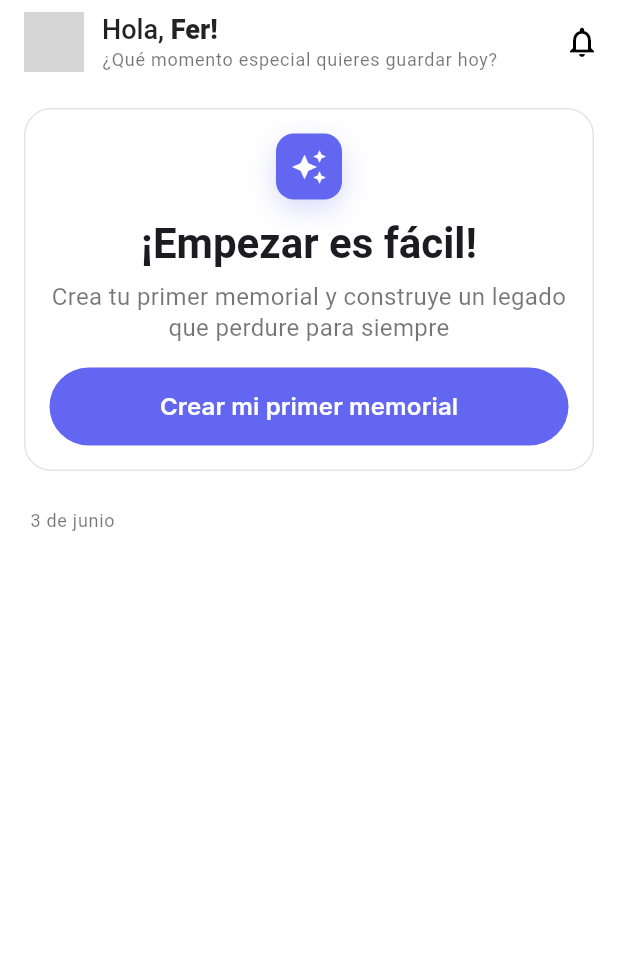
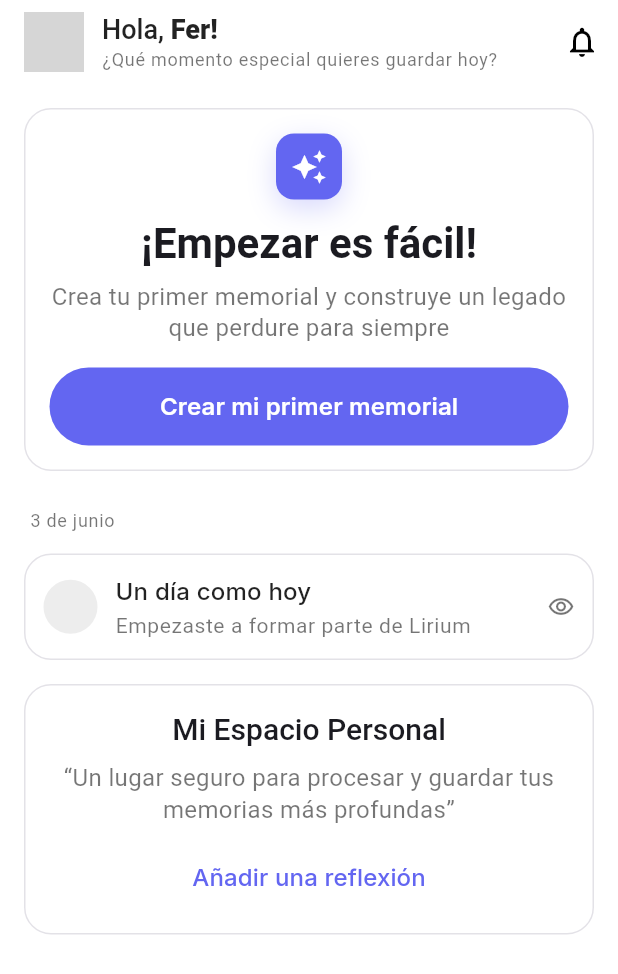
Before and after one commit to Grupo3-DP2-Lirium/Lirium-Front-AppMovil, a Flutter app: the HomeScreen screen opened directly, on a phone screen of 412 x 824 dp. Shown: the top 974 px of the screen. Run offline on Flutter 3.47's test engine with Material 3 defaults, Android fonts, the phone set to English and light mode, and no system bars; our stand-ins replace dio, flutter_riverpod, flutter_secure_storage, google_fonts, image_picker, permission_handler; accounts and stored records are empty; network calls fail; grey boxes are pictures that could not be loaded.

Commit message:
home y cards de memorias

```diff
--- a/lib/data/models/memory_response.dart
+++ b/lib/data/models/memory_response.dart
@@ -3,7 +3,7 @@ class FileResponse {
   final String idFile;
   final String fileName;
   final String originalFileName;
-  final String fileType;
+  final String fileType; // "image" | "video" | "audio" | ...
   final String mimeType;
   final String fileUrl; // Ojo: viene como ruta relativa
   final double fileSize;
@@ -31,6 +31,7 @@ class FileResponse {
     uploadedDate: DateTime.parse(j['uploadedDate']),
   );
 }
+
 
 class MemoryResponse {
   final String idMemory;
--- a/lib/main.dart
+++ b/lib/main.dart
@@ -1,5 +1,6 @@
 import 'package:flutter/material.dart';
 import 'package:flutter_frontend/presentation/screens/auth/login_screen.dart';
+import 'package:flutter_frontend/presentation/screens/main/home_screen.dart';
 import 'package:flutter_frontend/presentation/screens/onboarding/welcome_screen.dart';
 import 'package:google_fonts/google_fonts.dart';
 import 'package:flutter_localizations/flutter_localizations.dart';
--- a/lib/presentation/screens/main/home_screen.dart
+++ b/lib/presentation/screens/main/home_screen.dart
@@ -8,6 +8,7 @@ import 'package:flutter_frontend/presentation/screens/main/widgets/date_label_ca
 import 'package:flutter_frontend/presentation/screens/main/widgets/mini_timeline_card.dart';
 import 'package:flutter_frontend/presentation/screens/main/widgets/personal_space_card.dart';
 import 'package:flutter_frontend/presentation/screens/main/widgets/start_card.dart';
+import 'package:flutter_frontend/presentation/screens/memorial/memorial_grid.dart';
 import 'package:flutter_frontend/presentation/screens/memorial/new_memorial_screen/relation_memorial_screen.dart';
 import '../../components/buttons/primary_button.dart';
 import '../../components/buttons/secondary_button.dart';
@@ -154,60 +155,28 @@ class _HomeScreenState extends State<HomeScreen> {
             ]);
           } else {
             // TODO: estado con memoriales (carrusel + resto)
-            widgets.add(
+            widgets.addAll([
               Padding(
-                padding: const EdgeInsets.all(16),
-                child: Text(
-                  "Mis memoriales",
-                  style: tt.headlineSmall?.copyWith(fontWeight: FontWeight.bold),
+                padding: const EdgeInsets.symmetric(horizontal: 16),
+                child: MemorialesHeader(onSeeAll: () {
+                  // TODO: navegar a la vista completa de memoriales
+                }),
+              ),
+              const SizedBox(height: 12),
+              Padding(
+                padding: const EdgeInsets.symmetric(horizontal: 16),
+                child: MemorialGrid(
+                  memorials: memorials,
+                  onTap: _openMemorial,
                 ),
               ),
-            );
-
-          for (final m in memorials) {
-            widgets.add(
-            Padding(
-              padding: const EdgeInsets.symmetric(horizontal: 16, vertical: 8),
-              child: InkWell(
-              onTap: () => _openMemorial(m),
-              child: CardContainer(
-                child: Row(
-                children: [
-                  //Esto es temporal solo para local
-                  CircleAvatar(
-                    radius: 28,
-                    backgroundImage: m.profilePhotoBase64 != null && m.profilePhotoBase64!.isNotEmpty
-                        ? MemoryImage(base64Decode(m.profilePhotoBase64!))
-                        : (m.profilePhotoUrl != null && m.profilePhotoUrl!.isNotEmpty
-                        ? NetworkImage(m.profilePhotoUrl!)
-                        : const AssetImage("assets/images/default_avatar.png")) as ImageProvider,
-                  ),
-                  const SizedBox(width: 16),
-                Expanded(
-                child: Column(
-                  crossAxisAlignment: CrossAxisAlignment.start,
-                  children: [
-                    Text(m.name,
-                    style: tt.titleMedium
-                        ?.copyWith(fontWeight: FontWeight.w600)),
-                    if (m.nickname != null && m.nickname!.isNotEmpty)
-                    Text("“${m.nickname}”",
-                    style: tt.bodySmall
-                        ?.copyWith(color: Colors.black54)),
-                  ],
-                ),
-            ),
-            const Icon(Icons.chevron_right, color: Colors.black54),
-            ],
-            ),
-            ),
-            ),
-            ),
-            );
-            }
+              const SizedBox(height: 8),
+            ]);
           }
 
           // Recordatorios
+          widgets.addAll([
+            const SizedBox(height: 8),
             Padding(
               padding: const EdgeInsets.symmetric(horizontal: 16),
               child: MiniTimelineCard(
@@ -215,14 +184,14 @@ class _HomeScreenState extends State<HomeScreen> {
                 subtitle: 'Empezaste a formar parte de Lirium',
                 onTap: () {},
               ),
-          );
-          const SizedBox(height: 16);
-          // Espacio Personal
+            ),
+            const SizedBox(height: 16),
             Padding(
               padding: const EdgeInsets.symmetric(horizontal: 16),
               child: PersonalSpaceCard(onTap: _goToPersonalSpace),
-          );
-          const SizedBox(height: 24);
+            ),
+            const SizedBox(height: 24),
+          ]);
 
           return ListView(children: widgets);
         },
--- a/lib/presentation/screens/memories/personal_space_screen.dart
+++ b/lib/presentation/screens/memories/personal_space_screen.dart
@@ -10,7 +10,6 @@ import '../../components/cards/memory_personal_card.dart';
 //import '../../utils/file_url_helper.dart'; // Importar el helper
 
 // TODO: trae el JWT real desde donde se guarde (secure storage, provider, etc.), por ahora aquí
-//String get currentJwt => 'eyJhbGciOiJIUzM4NCJ9.eyJzdWIiOiJ0ZXN0QGV4YW1wbGUuY29tIiwiaWF0IjoxNzU4ODM1OTQ4LCJleHAiOjE3NTg5MjIzNDh9.VsXUueBl_eJN6oBHXL5i30G_RBDbAPF84kXUH78hhr5A2RKMIruOyNoxt1vscDA3';
 const memorialIdFixed = '0EAE29A7-C601-4BB2-931D-3ADBB3E04E55';
 
 class PersonalSpaceScreen extends StatefulWidget {
```
Also changed, not shown: lib/presentation/components/cards/memory_personal_card.dart (+56 -110 lines), lib/presentation/screens/memorial/memorial_grid.dart (added, +111 -0 lines). Lines whose indentation alone changed are shown as unchanged.
